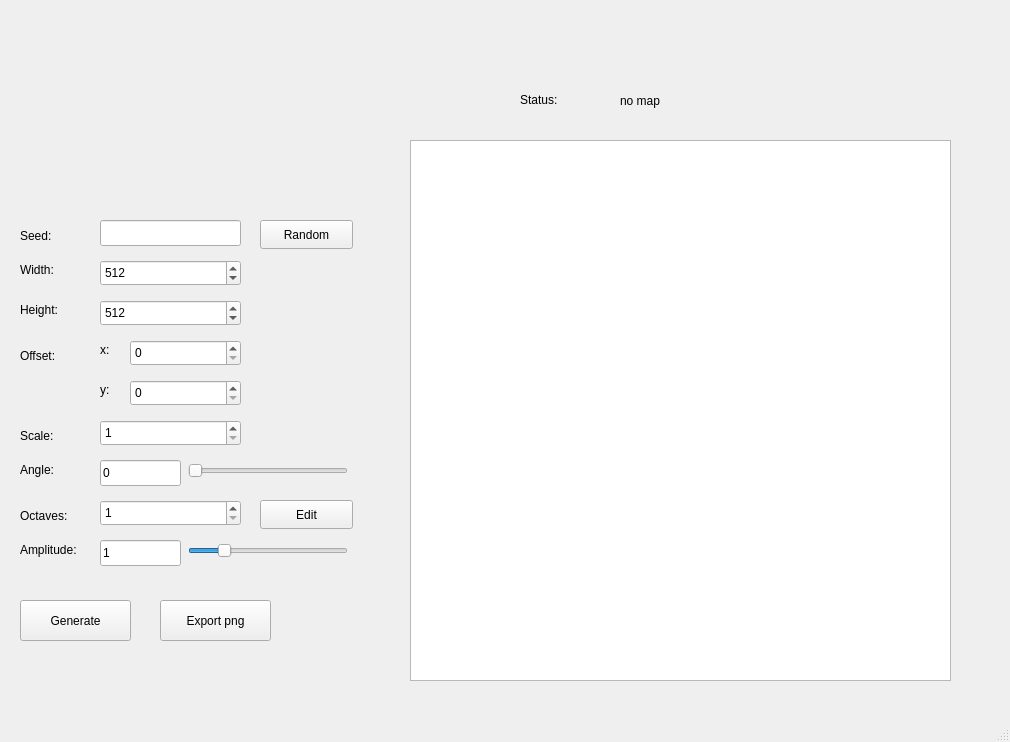
First picture: the form in Generator/UI/mainwindow.ui, repository TheAndrewLa/terrain_tools, before the edit.
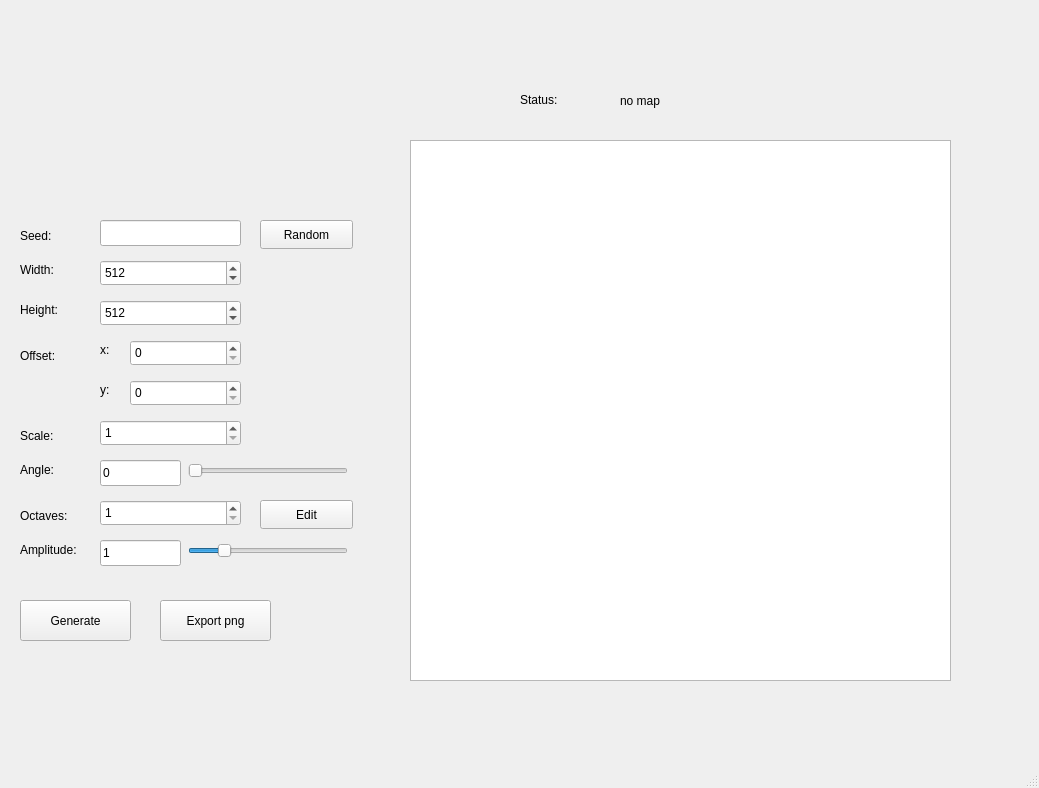
Second picture: the form after the edit.

Diff of the .ui file:
```diff
--- a/Generator/UI/mainwindow.ui
+++ b/Generator/UI/mainwindow.ui
@@ -6,8 +6,8 @@
    <rect>
     <x>0</x>
     <y>0</y>
-    <width>1010</width>
-    <height>742</height>
+    <width>1039</width>
+    <height>788</height>
    </rect>
   </property>
   <property name="windowTitle">
```
Left out of the diff: 2 changed lines with no effect on the pictures.
